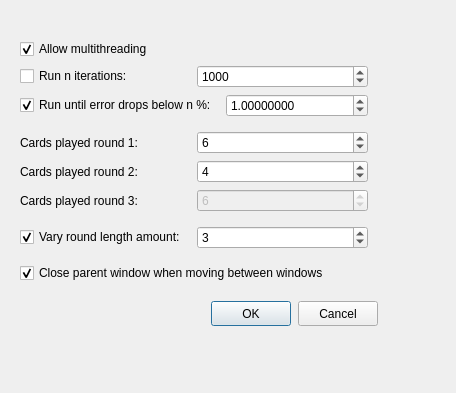
Before: the Qt Designer form settingswindow.ui in Inexorably/gwentCalc, drawn with Qt 5.
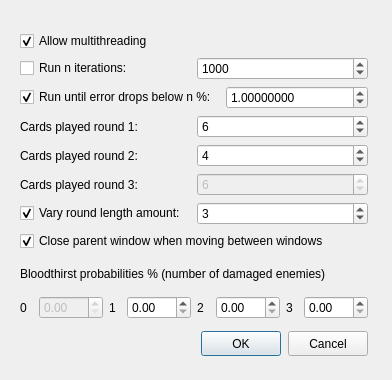
After: the same form once the commit is applied.

Commit message: Front end implentation of bloodthirst distributions

```diff
--- a/settingswindow.ui
+++ b/settingswindow.ui
@@ -6,8 +6,8 @@
    <rect>
     <x>0</x>
     <y>0</y>
-    <width>456</width>
-    <height>393</height>
+    <width>392</width>
+    <height>380</height>
    </rect>
   </property>
   <property name="sizePolicy">
@@ -22,8 +22,8 @@
   <widget class="QWidget" name="settingsLayoutWidget">
    <property name="geometry">
     <rect>
-     <x>210</x>
-     <y>300</y>
+     <x>200</x>
+     <y>330</y>
      <width>169</width>
      <height>27</height>
     </rect>
@@ -63,7 +63,7 @@
      <x>20</x>
      <y>31</y>
      <width>348</width>
-     <height>261</height>
+     <height>288</height>
     </rect>
    </property>
    <layout class="QVBoxLayout" name="verticalLayout_3">
@@ -233,6 +233,80 @@
       </property>
      </widget>
     </item>
+    <item>
+     <layout class="QVBoxLayout" name="verticalLayout_4">
+      <item>
+       <widget class="QLabel" name="label_7">
+        <property name="text">
+         <string>Bloodthirst probabilities % (number of damaged enemies)</string>
+        </property>
+       </widget>
+      </item>
+      <item>
+       <layout class="QHBoxLayout" name="horizontalLayout_8">
+        <item>
+         <widget class="QLabel" name="label_8">
+          <property name="text">
+           <string>0</string>
+          </property>
+         </widget>
+        </item>
+        <item>
+         <widget class="QDoubleSpinBox" name="bloodThirst0SpinBox">
+          <property name="enabled">
+           <bool>false</bool>
+          </property>
+          <property name="maximum">
+           <double>100.000000000000000</double>
+          </property>
+         </widget>
+        </item>
+        <item>
+         <widget class="QLabel" name="label_6">
+          <property name="text">
+           <string>1</string>
+          </property>
+         </widget>
+        </item>
+        <item>
+         <widget class="QDoubleSpinBox" name="bloodThirst1SpinBox">
+          <property name="maximum">
+           <double>100.000000000000000</double>
+          </property>
+         </widget>
+        </item>
+        <item>
+         <widget class="QLabel" name="label_4">
+          <property name="text">
+           <string>2</string>
+          </property>
+         </widget>
+        </item>
+        <item>
+         <widget class="QDoubleSpinBox" name="bloodThirst2SpinBox">
+          <property name="maximum">
+           <double>100.000000000000000</double>
+          </property>
+         </widget>
+        </item>
+        <item>
+         <widget class="QLabel" name="label_5">
+          <property name="text">
+           <string>3</string>
+          </property>
+         </widget>
+        </item>
+        <item>
+         <widget class="QDoubleSpinBox" name="bloodThirst3SpinBox">
+          <property name="maximum">
+           <double>100.000000000000000</double>
+          </property>
+         </widget>
+        </item>
+       </layout>
+      </item>
+     </layout>
+    </item>
    </layout>
   </widget>
  </widget>
```
The commit also changes 6 other files.
